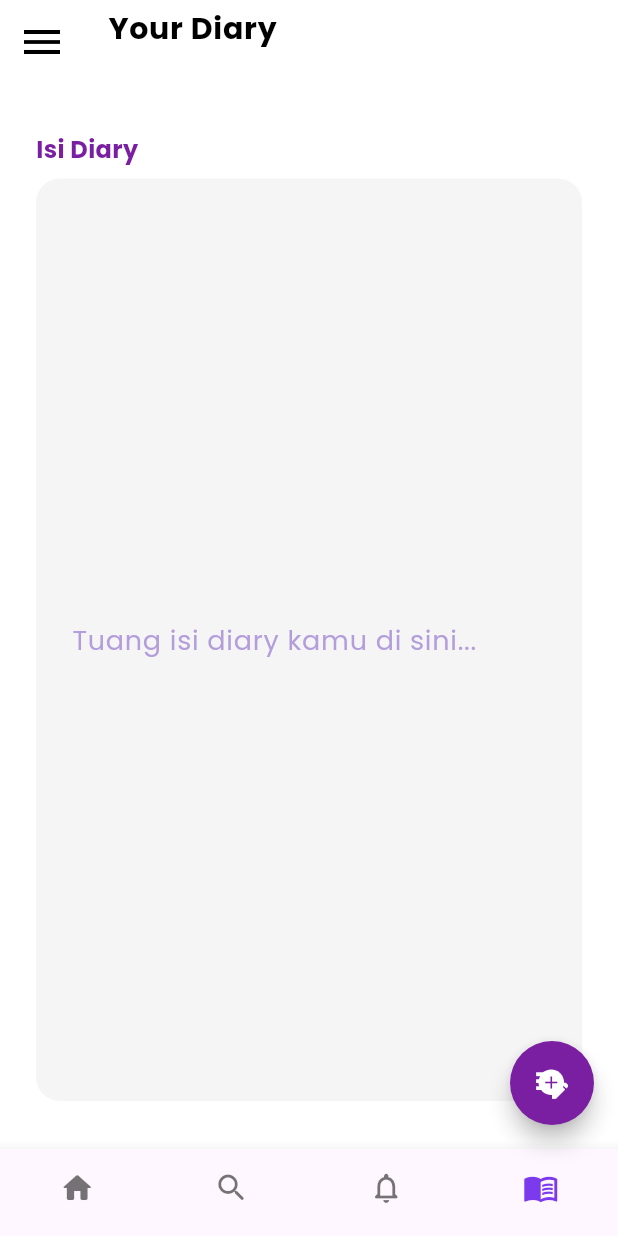
After one commit to Radityamrizki/MindshareHub-Mobile, a Flutter app: the NotificationPage screen opened directly, item 4 of the bottom bar chosen, in the side drawer, after a tap on the "menu" icon, on a phone screen of 412 x 824 dp. The commit adds this screen. Run offline on Flutter 3.47's test engine with Material 3 defaults, Android fonts, the phone set to English and light mode, and no system bars.

Commit message:
Update diary page styling to match home and notification pages

```diff
--- /dev/null
+++ b/lib/diary_page.dart
@@ -0,0 +1,400 @@
+import 'package:flutter/material.dart';
+import 'notification_page.dart';
+import 'home_page.dart';
+// import 'package:flutter_feather_icons/flutter_feather_icons.dart';
+
+class DiaryEntry {
+  final String title;
+  final String content;
+  DiaryEntry({required this.title, required this.content});
+}
+
+class DiaryPage extends StatefulWidget {
+  const DiaryPage({super.key});
+
+  @override
+  State<DiaryPage> createState() => _DiaryPageState();
+}
+
+class _DiaryPageState extends State<DiaryPage> {
+  int _selectedIndex = 3; // Set to 3 since this is the diary tab
+  List<DiaryEntry> diaryList = [
+    DiaryEntry(title: 'Liburan ke Bali', content: 'Hari yang sangat seru di pantai Kuta bersama teman-teman!'),
+    DiaryEntry(title: 'Belajar Flutter', content: 'Hari ini aku belajar membuat aplikasi diary dengan Flutter.'),
+    DiaryEntry(title: 'Makan Enak', content: 'Makan bakso di warung langganan, rasanya mantap!'),
+    DiaryEntry(title: 'Nonton Film', content: 'Nonton film favorit di bioskop bareng keluarga.'),
+  ];
+  final TextEditingController _contentController = TextEditingController();
+  final TextEditingController _titleController = TextEditingController(text: 'Your Diary');
+
+  final GlobalKey<ScaffoldState> _scaffoldKey = GlobalKey<ScaffoldState>();
+
+  @override
+  void dispose() {
+    _contentController.dispose();
+    _titleController.dispose();
+    super.dispose();
+  }
+
+  void _addDiary(String title, String content) {
+    setState(() {
+      diaryList.insert(0, DiaryEntry(title: title, content: content));
+      _contentController.clear();
+      _titleController.text = 'Title';
+    });
+  }
+
+  void _deleteDiary(int index) {
+    setState(() {
+      diaryList.removeAt(index);
+    });
+  }
+
+  void _onItemTapped(int index) {
+    if (index == _selectedIndex) return; // Don't do anything if tapping current tab
+
+    switch (index) {
+      case 0:
+        Navigator.pushReplacement(
+          context,
+          MaterialPageRoute(builder: (context) => const HomePage()),
+        );
+        break;
+      case 1:
+        // Search page - TODO: Implement when available
+        break;
+      case 2:
+        Navigator.pushReplacement(
+          context,
+          MaterialPageRoute(builder: (context) => const NotificationPage()),
+        );
+        break;
+      case 3:
+        // Already on diary page
+        break;
+    }
+  }
+
+  Widget _buildBody() {
+    // Since this is the diary page, we only show diary content
+    return _buildDiaryContent();
+  }
+
+  Widget _buildDiaryContent() {
+    return Padding(
+      padding: const EdgeInsets.symmetric(horizontal: 24.0, vertical: 32),
+      child: Column(
+        crossAxisAlignment: CrossAxisAlignment.start,
+        children: [
+          const Text(
+            'Isi Diary',
+            style: TextStyle(fontSize: 16, fontWeight: FontWeight.w600, color: Color(0xFF7B1FA2)),
+          ),
+          const SizedBox(height: 8),
+          Expanded(
+            child: TextField(
+              controller: _contentController,
+              maxLines: null,
+              expands: true,
+              decoration: InputDecoration(
+                hintText: 'Tuang isi diary kamu di sini...',
+                hintStyle: const TextStyle(color: Color(0xFFB39DDB)),
+                filled: true,
+                fillColor: Colors.grey[100],
+                border: OutlineInputBorder(
+                  borderRadius: BorderRadius.circular(16),
+                  borderSide: BorderSide.none,
+                ),
+                contentPadding: const EdgeInsets.all(20),
+              ),
+              style: const TextStyle(fontSize: 18, color: Color(0xFF374151)),
+            ),
+          ),
+        ],
+      ),
+    );
+  }
+
+  @override
+  Widget build(BuildContext context) {
+    final double drawerWidth = MediaQuery.of(context).size.width * 0.7;
+    return Scaffold(
+      key: _scaffoldKey,
+      backgroundColor: Colors.white,
+      appBar: AppBar(
+        backgroundColor: Colors.white,
+        elevation: 0,
+        leading: IconButton(
+          icon: const Icon(Icons.menu, color: Colors.black, size: 32),
+          onPressed: () {
+            _scaffoldKey.currentState?.openDrawer();
+          },
+        ),
+        title: SizedBox(
+          height: 48,
+          child: TextField(
+            controller: _titleController,
+            textAlign: TextAlign.left,
+            style: const TextStyle(
+              color: Colors.black,
+              fontWeight: FontWeight.bold,
+              fontSize: 20,
+            ),
+            decoration: const InputDecoration(
+              border: InputBorder.none,
+              isDense: true,
+              contentPadding: EdgeInsets.zero,
+            ),
+          ),
+        ),
+        centerTitle: false,
+        automaticallyImplyLeading: false,
+      ),
+      drawer: Row(
+        children: [
+          Container(
+            width: drawerWidth,
+            color: Colors.white,
+            child: SafeArea(
+              child: Column(
+                crossAxisAlignment: CrossAxisAlignment.start,
+                children: [
+                  Padding(
+                    padding: const EdgeInsets.only(top: 24, left: 8, right: 24, bottom: 8),
+                    child: Row(
+                      mainAxisAlignment: MainAxisAlignment.start,
+                      children: [
+                        IconButton(
+                          icon: const Icon(Icons.arrow_back_ios_new_rounded, color: Colors.black, size: 24),
+                          onPressed: () {
+                            Navigator.of(context).pop();
+                          },
+                        ),
+                        const SizedBox(width: 8),
+                        const Text(
+                          'Your Diary',
+                          style: TextStyle(
+                            color: Colors.black,
+                            fontWeight: FontWeight.bold,
+                            fontSize: 28,
+                          ),
+                        ),
+                      ],
+                    ),
+                  ),
+                  const Divider(height: 1, thickness: 1, color: Color(0xFFE5E5E5)),
+                  Expanded(
+                    child: ListView.builder(
+                      padding: const EdgeInsets.symmetric(vertical: 24, horizontal: 24),
+                      itemCount: diaryList.length,
+                      itemBuilder: (context, index) {
+                        final entry = diaryList[index];
+                        return Container(
+                          margin: const EdgeInsets.only(bottom: 16),
+                          alignment: Alignment.centerLeft,
+                          child: Material(
+                            color: const Color(0xFFF5EFFF),
+                            borderRadius: BorderRadius.circular(16),
+                            child: InkWell(
+                              borderRadius: BorderRadius.circular(16),
+                              onTap: () async {
+                                final deleted = await Navigator.push(
+                                  context,
+                                  MaterialPageRoute(
+                                    builder: (context) => DiaryDetailPage(
+                                      entry: entry,
+                                      onDelete: () {
+                                        Navigator.pop(context, true);
+                                      },
+                                    ),
+                                  ),
+                                );
+                                if (deleted == true) {
+                                  _deleteDiary(index);
+                                }
+                              },
+                              child: Padding(
+                                padding: const EdgeInsets.symmetric(vertical: 10, horizontal: 18),
+                                child: Text(
+                                  entry.title.length > 30
+                                      ? entry.title.substring(0, 30) + '...'
+                                      : entry.title,
+                                  style: const TextStyle(
+                                    color: Color(0xFF22223B),
+                                    fontSize: 16,
+                                    fontWeight: FontWeight.w500,
+                                  ),
+                                ),
+                              ),
+                            ),
+                          ),
+                        );
+                      },
+                    ),
+                  ),
+                ],
+              ),
+            ),
+          ),
+          // Right side overlay
+          Expanded(
+            child: Container(
+              color: const Color(0xFFF5F0FF),
+            ),
+          ),
+        ],
+      ),
+      body: _buildBody(),
+      floatingActionButton: _selectedIndex == 3 ? FloatingActionButton(
+        backgroundColor: const Color(0xFF7B1FA2),
+        shape: const CircleBorder(),
+        onPressed: () {
+          if (_contentController.text.trim().isNotEmpty && _titleController.text.trim().isNotEmpty) {
+            _addDiary(_titleController.text.trim(), _contentController.text.trim());
+          }
+        },
+        child: Stack(
+          alignment: Alignment.center,
+          children: [
+            const Icon(Icons.edit_note, color: Colors.white, size: 28),
+            Positioned(
+              right: 6,
+              bottom: 6,
+              child: Container(
+                decoration: const BoxDecoration(
+                  color: Colors.white,
+                  shape: BoxShape.circle,
+                ),
+                padding: const EdgeInsets.all(1.5),
+                child: const Icon(Icons.add, size: 14, color: Color(0xFF7B1FA2)),
+              ),
+            ),
+          ],
+        ),
+      ) : null,
+      floatingActionButtonLocation: FloatingActionButtonLocation.endFloat,
+      bottomNavigationBar: BottomNavigationBar(
+        type: BottomNavigationBarType.fixed,
+        selectedItemColor: const Color(0xFF7C3AED),
+        unselectedItemColor: Colors.black54,
+        showSelectedLabels: false,
+        showUnselectedLabels: false,
+        currentIndex: 3,
+        onTap: (index) {
+          if (index == 0) {
+            Navigator.pushReplacement(
+              context,
+              MaterialPageRoute(builder: (context) => const HomePage()),
+            );
+          } else if (index == 1) {
+            // Search page - TODO: Implement when available
+          } else if (index == 2) {
+            Navigator.pushReplacement(
+              context,
+              MaterialPageRoute(builder: (context) => const NotificationPage()),
+            );
+          } else if (index == 3) {
+            // Already on diary page
+          }
+        },
+        items: const [
+          BottomNavigationBarItem(
+            icon: Icon(Icons.home_rounded),
+            label: 'Home',
+          ),
+          BottomNavigationBarItem(
+            icon: Icon(Icons.search_rounded),
+            label: 'Search',
+          ),
+          BottomNavigationBarItem(
+            icon: Icon(Icons.notifications_none_rounded),
+            label: 'Notifications',
+          ),
+          BottomNavigationBarItem(
+            icon: Icon(Icons.menu_book),
+            label: 'Diary',
+          ),
+        ],
+      ),
+    );
+  }
+}
+
+class DiaryDetailPage extends StatelessWidget {
+  final DiaryEntry entry;
+  final VoidCallback onDelete;
+  const DiaryDetailPage({super.key, required this.entry, required this.onDelete});
+
+  @override
+  Widget build(BuildContext context) {
+    return Scaffold(
+      backgroundColor: Colors.white,
+      appBar: AppBar(
+        backgroundColor: Colors.white,
+        elevation: 0.5,
+        iconTheme: const IconThemeData(color: Color(0xFF7B1FA2)),
+        title: Text(
+          entry.title,
+          style: const TextStyle(color: Color(0xFF7B1FA2), fontWeight: FontWeight.bold),
+        ),
+        actions: [
+          IconButton(
+            icon: const Icon(Icons.delete, color: Colors.red),
+            onPressed: () {
+              // Confirm delete
+              showDialog(
+                context: context,
+                builder: (ctx) => AlertDialog(
+                  title: const Text('Hapus Diary?'),
+                  content: const Text('Yakin ingin menghapus diary ini?'),
+                  actions: [
+                    TextButton(
+                      onPressed: () => Navigator.pop(ctx),
+                      child: const Text('Batal'),
+                    ),
+                    TextButton(
+                      onPressed: () {
+                        Navigator.pop(ctx);
+                        onDelete();
+                      },
+                      child: const Text('Hapus', style: TextStyle(color: Colors.red)),
+                    ),
+                  ],
+                ),
+              );
+            },
+          ),
+        ],
+      ),
+      body: Padding(
+        padding: const EdgeInsets.all(24.0),
+        child: Column(
+          crossAxisAlignment: CrossAxisAlignment.start,
+          children: [
+            // Judul diary
+            Text(
+              entry.title,
+              style: const TextStyle(
+                fontSize: 24,
+                fontWeight: FontWeight.bold,
+                color: Color(0xFF22223B),
+              ),
+            ),
+            const SizedBox(height: 20),
+            Expanded(
+              child: SingleChildScrollView(
+                child: Text(
+                  entry.content,
+                  style: const TextStyle(
+                    fontSize: 18,
+                    color: Color(0xFF6B7280),
+                  ),
+                ),
+              ),
+            ),
+          ],
+        ),
+      ),
+    );
+  }
+}
--- a/lib/login_page.dart
+++ b/lib/login_page.dart
@@ -2,6 +2,7 @@ import 'package:flutter/material.dart';
 import 'register_page.dart';
 import 'forgot_password_page.dart';
 import 'onboarding_page.dart';
+import 'home_page.dart';
 
 class LoginPage extends StatefulWidget {
   const LoginPage({super.key});
@@ -124,7 +125,7 @@ class _LoginPageState extends State<LoginPage> {
                             Navigator.pushAndRemoveUntil(
                               context,
                               MaterialPageRoute(
-                                builder: (context) => const OnboardingPage(),
+                                builder: (context) => const HomePage(),
                               ),
                               (route) => false,
                             );
--- /dev/null
+++ b/lib/notification_page.dart
@@ -0,0 +1,197 @@
+import 'package:flutter/material.dart';
+import 'home_page.dart';
+import 'diary_page.dart';
+import 'package:flutter/material.dart';
+import 'profile_page.dart';
+import 'notification_page.dart';
+
+
+class NotificationPage extends StatelessWidget {
+  const NotificationPage({super.key});
+
+  @override
+/*************  ✨ Windsurf Command ⭐  *************/
+  /// Membuat halaman notifikasi.
+  ///
+  /// Halaman ini berisi postingan-postingan yang
+  /// dibuat oleh pengguna lain dan terdapat di
+  /// dalam feed pengguna.
+  ///
+  /// Warna background halaman ini adalah putih.
+  ///
+
+/*******  7bf91dd3-9870-48b8-9ae3-64122f91bc61  *******/
+  Widget build(BuildContext context) {
+    return Scaffold(
+      backgroundColor: Colors.white,
+      appBar: AppBar(
+        backgroundColor: Colors.white,
+        elevation: 0.5,
+        automaticallyImplyLeading: false,
+        title: const Text(
+          'Notifications',
+          style: TextStyle(
+            color: Colors.black,
+            fontWeight: FontWeight.bold,
+            fontSize: 20,
+          ),
+        ),
+        actions: [
+          Padding(
+            padding: const EdgeInsets.only(right: 16.0),
+            child: CircleAvatar(
+              radius: 20,
+              backgroundImage: AssetImage('assets/images/Profile.png'),
+            ),
+          ),
+        ],
+      ),
+      body: ListView(
+        padding: const EdgeInsets.all(16),
+        children: [
+          Container(
+            margin: const EdgeInsets.only(bottom: 16),
+            decoration: BoxDecoration(
+              color: Colors.white,
+              borderRadius: BorderRadius.circular(16),
+              border: Border.all(color: const Color(0xFFE5E5E5)),
+              boxShadow: [
+                BoxShadow(
+                  color: Colors.grey.withOpacity(0.05),
+                  blurRadius: 8,
+                  offset: const Offset(0, 2),
+                ),
+              ],
+            ),
+            child: Column(
+              crossAxisAlignment: CrossAxisAlignment.start,
+              children: [
+                Padding(
+                  padding: const EdgeInsets.only(top: 16, left: 16, right: 16, bottom: 0),
+                  child: Row(
+                    children: [
+                      CircleAvatar(
+                        radius: 20,
+                        backgroundImage: AssetImage('assets/images/idufitri.png'),
+                      ),
+                      const SizedBox(width: 10),
+                      const Expanded(
+                        child: Text(
+                          'Admin1',
+                          style: TextStyle(
+                            fontWeight: FontWeight.bold,
+                            fontSize: 16,
+                            color: Color(0xFF22223B),
+                          ),
+                        ),
+                      ),
+                      IconButton(
+                        icon: const Icon(Icons.more_horiz, color: Colors.grey),
+                        onPressed: () {},
+                      ),
+                    ],
+                  ),
+                ),
+                const Padding(
+                  padding: EdgeInsets.only(left: 16, right: 16, top: 4, bottom: 8),
+                  child: Text(
+                    'Selamat idul fitri temen temen!',
+                    style: TextStyle(fontSize: 15, color: Color(0xFF22223B)),
+                  ),
+                ),
+                Padding(
+                  padding: const EdgeInsets.symmetric(horizontal: 12),
+                  child: ClipRRect(
+                    borderRadius: BorderRadius.circular(12),
+                    child: Image.asset(
+                      'assets/images/idufitri.png',
+                      fit: BoxFit.cover,
+                      width: double.infinity,
+                      height: 180,
+                    ),
+                  ),
+                ),
+                const Padding(
+                  padding: EdgeInsets.only(left: 16, right: 16, top: 8, bottom: 8),
+                  child: Text(
+                    'SELAMAT HARI RAYA IDUL FITRI',
+                    style: TextStyle(fontWeight: FontWeight.w500, fontSize: 15),
+                  ),
+                ),
+                Padding(
+                  padding: const EdgeInsets.only(left: 8, right: 8, bottom: 8),
+                  child: Row(
+                    mainAxisAlignment: MainAxisAlignment.start,
+                    children: [
+                      Icon(Icons.mode_comment_outlined, size: 20, color: Colors.grey[600]),
+                      const SizedBox(width: 4),
+                      const Text('7', style: TextStyle(color: Colors.grey)),
+                      const SizedBox(width: 16),
+                      Icon(Icons.repeat, size: 20, color: Colors.green),
+                      const SizedBox(width: 4),
+                      const Text('1', style: TextStyle(color: Colors.green)),
+                      const SizedBox(width: 16),
+                      Icon(Icons.favorite, size: 20, color: Colors.red),
+                      const SizedBox(width: 4),
+                      const Text('3', style: TextStyle(color: Colors.red)),
+                      const SizedBox(width: 16),
+                      Icon(Icons.share, size: 20, color: Colors.grey[600]),
+                    ],
+                  ),
+                ),
+              ],
+            ),
+          ),
+        ],
+      ),
+      bottomNavigationBar: BottomNavigationBar(
+          type: BottomNavigationBarType.fixed,
+          selectedItemColor: const Color(0xFF7C3AED),
+          unselectedItemColor: Colors.black54,
+          showSelectedLabels: false,
+          showUnselectedLabels: false,
+          currentIndex: 0,
+          onTap: (index) {
+            if (index == 0) {
+              // Sudah di Home
+            } else if (index == 1) {
+              // Search
+              // TODO: Ganti dengan halaman search jika sudah ada
+            } else if (index == 2) {
+              Navigator.pushReplacement(
+                context,
+                MaterialPageRoute(
+                  builder: (context) => const NotificationPage(),
+                ),
+              );
+            } else if (index == 3) {
+              Navigator.pushReplacement(
+                context,
+                MaterialPageRoute(
+                  builder: (context) => DiaryPage(),
+                ),
+              );
+            }
+          },
+          items: const [
+            BottomNavigationBarItem(
+              icon: Icon(Icons.home_rounded),
+              label: 'Home',
+            ),
+            BottomNavigationBarItem(
+              icon: Icon(Icons.search_rounded),
+              label: 'Search',
+            ),
+            BottomNavigationBarItem(
+              icon: Icon(Icons.notifications_none_rounded),
+              label: 'Notifications',
+            ),
+            BottomNavigationBarItem(
+              icon: Icon(Icons.menu_book),
+              label: 'Diary',
+            ),
+          ],
+        ),
+    );
+  }
+}
--- a/pubspec.yaml
+++ b/pubspec.yaml
@@ -34,6 +34,8 @@ dependencies:
   # The following adds the Cupertino Icons font to your application.
   # Use with the CupertinoIcons class for iOS style icons.
   cupertino_icons: ^1.0.8
+  file_picker: ^10.1.9
+  audioplayers: ^6.4.0
 
 dev_dependencies:
   flutter_test:
@@ -63,6 +65,7 @@ flutter:
     - assets/images/tangan.png
     - assets/images/Profile.png
     - assets/images/Profile2.png
+    - assets/images/idufitri.png
   # An image asset can refer to one or more resolution-specific "variants", see
   # https://flutter.dev/to/resolution-aware-images
 
```
Also changed, not shown: lib/home_page.dart (+28 -31 lines), assets/images/idufitri.png (added), pubspec.lock, 5 other files.
